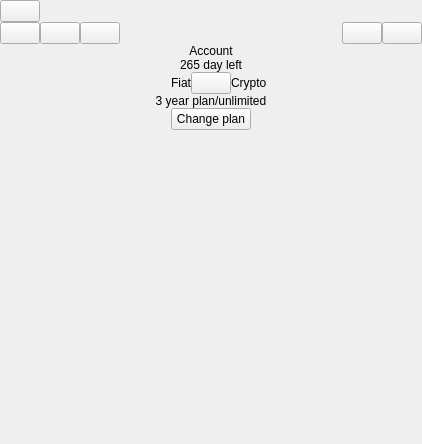
The window that ui/AccountScreen.ui (demlabs-cellframe/dap-ui-sdk) describes before a commit, drawn with Qt 5.
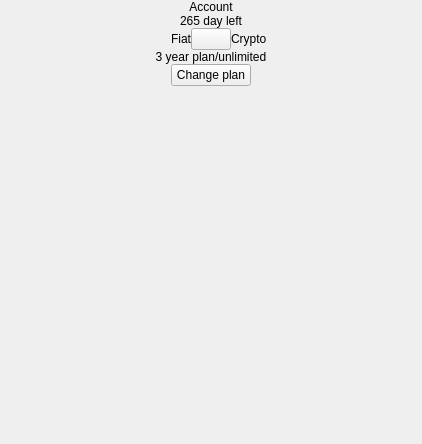
The same window after the commit. Custom widgets are drawn as their Qt base class.

Commit message: [*]Edit top panel

Patch:
```diff
--- a/ui/AccountScreen.ui
+++ b/ui/AccountScreen.ui
@@ -35,180 +35,6 @@
    <property name="bottomMargin">
     <number>0</number>
    </property>
-   <item>
-    <widget class="QWidget" name="topMarginBtnBack" native="true"/>
-   </item>
-   <item>
-    <widget class="QWidget" name="wgtBackPanel" native="true">
-     <layout class="QHBoxLayout" name="horizontalLayout">
-      <property name="spacing">
-       <number>0</number>
-      </property>
-      <property name="leftMargin">
-       <number>0</number>
-      </property>
-      <property name="topMargin">
-       <number>0</number>
-      </property>
-      <property name="rightMargin">
-       <number>0</number>
-      </property>
-      <property name="bottomMargin">
-       <number>0</number>
-      </property>
-      <item>
-       <widget class="QWidget" name="wgtBtnBackMargin" native="true">
-        <property name="sizePolicy">
-         <sizepolicy hsizetype="Fixed" vsizetype="Preferred">
-          <horstretch>0</horstretch>
-          <verstretch>0</verstretch>
-         </sizepolicy>
-        </property>
-       </widget>
-      </item>
-      <item>
-       <widget class="QPushButton" name="btnBack">
-        <property name="text">
-         <string/>
-        </property>
-       </widget>
-      </item>
-      <item>
-       <spacer name="horizontalSpacer">
-        <property name="orientation">
-         <enum>Qt::Horizontal</enum>
-        </property>
-        <property name="sizeHint" stdset="0">
-         <size>
-          <width>40</width>
-          <height>20</height>
-         </size>
-        </property>
-       </spacer>
-      </item>
-     </layout>
-    </widget>
-   </item>
-   <item>
-    <widget class="QWidget" name="wgtTopPanel" native="true">
-     <property name="maximumSize">
-      <size>
-       <width>16777215</width>
-       <height>16777215</height>
-      </size>
-     </property>
-     <layout class="QHBoxLayout" name="horizontalLayout_8">
-      <property name="spacing">
-       <number>0</number>
-      </property>
-      <property name="leftMargin">
-       <number>0</number>
-      </property>
-      <property name="topMargin">
-       <number>0</number>
-      </property>
-      <property name="rightMargin">
-       <number>0</number>
-      </property>
-      <property name="bottomMargin">
-       <number>0</number>
-      </property>
-      <item>
-       <widget class="QWidget" name="wgtTopPanelLeftMargin" native="true">
-        <property name="sizePolicy">
-         <sizepolicy hsizetype="Fixed" vsizetype="Preferred">
-          <horstretch>0</horstretch>
-          <verstretch>0</verstretch>
-         </sizepolicy>
-        </property>
-       </widget>
-      </item>
-      <item alignment="Qt::AlignBottom">
-       <widget class="QPushButton" name="btnAccount"/>
-      </item>
-      <item>
-       <widget class="QWidget" name="wgtBtnSettingsLeftMargin" native="true">
-        <property name="sizePolicy">
-         <sizepolicy hsizetype="Fixed" vsizetype="Preferred">
-          <horstretch>0</horstretch>
-          <verstretch>0</verstretch>
-         </sizepolicy>
-        </property>
-       </widget>
-      </item>
-      <item alignment="Qt::AlignBottom">
-       <widget class="QPushButton" name="btnSetting">
-        <property name="text">
-         <string/>
-        </property>
-       </widget>
-      </item>
-      <item>
-       <widget class="QWidget" name="wgtBtnLogoutLeftMargin" native="true">
-        <property name="sizePolicy">
-         <sizepolicy hsizetype="Fixed" vsizetype="Preferred">
-          <horstretch>0</horstretch>
-          <verstretch>0</verstretch>
-         </sizepolicy>
-        </property>
-       </widget>
-      </item>
-      <item alignment="Qt::AlignBottom">
-       <widget class="CustomPlacementButton" name="btnLogOut">
-        <property name="text">
-         <string/>
-        </property>
-        <property name="iconSize">
-         <size>
-          <width>28</width>
-          <height>28</height>
-         </size>
-        </property>
-       </widget>
-      </item>
-      <item>
-       <spacer name="horizontalSpacer_2">
-        <property name="orientation">
-         <enum>Qt::Horizontal</enum>
-        </property>
-        <property name="sizeHint" stdset="0">
-         <size>
-          <width>40</width>
-          <height>20</height>
-         </size>
-        </property>
-       </spacer>
-      </item>
-      <item alignment="Qt::AlignBottom">
-       <widget class="QPushButton" name="btnBug">
-        <property name="text">
-         <string/>
-        </property>
-       </widget>
-      </item>
-      <item>
-       <widget class="QWidget" name="wgtBtnHelpLeftMargin" native="true"/>
-      </item>
-      <item alignment="Qt::AlignBottom">
-       <widget class="QPushButton" name="btnHelp">
-        <property name="text">
-         <string/>
-        </property>
-       </widget>
-      </item>
-      <item>
-       <widget class="QWidget" name="wgtTopPanelRightMargin" native="true">
-        <property name="sizePolicy">
-         <sizepolicy hsizetype="Fixed" vsizetype="Preferred">
-          <horstretch>0</horstretch>
-          <verstretch>0</verstretch>
-         </sizepolicy>
-        </property>
-       </widget>
-      </item>
-     </layout>
-    </widget>
-   </item>
    <item>
     <widget class="QLabel" name="mainText">
      <property name="sizePolicy">
@@ -351,13 +177,6 @@
    </item>
   </layout>
  </widget>
- <customwidgets>
-  <customwidget>
-   <class>CustomPlacementButton</class>
-   <extends>QPushButton</extends>
-   <header location="global">../libdap-qt-ui/controls/CustomPlacementButton.h</header>
-  </customwidget>
- </customwidgets>
  <resources/>
  <connections/>
 </ui>
```
The commit also changes 4 other files.
